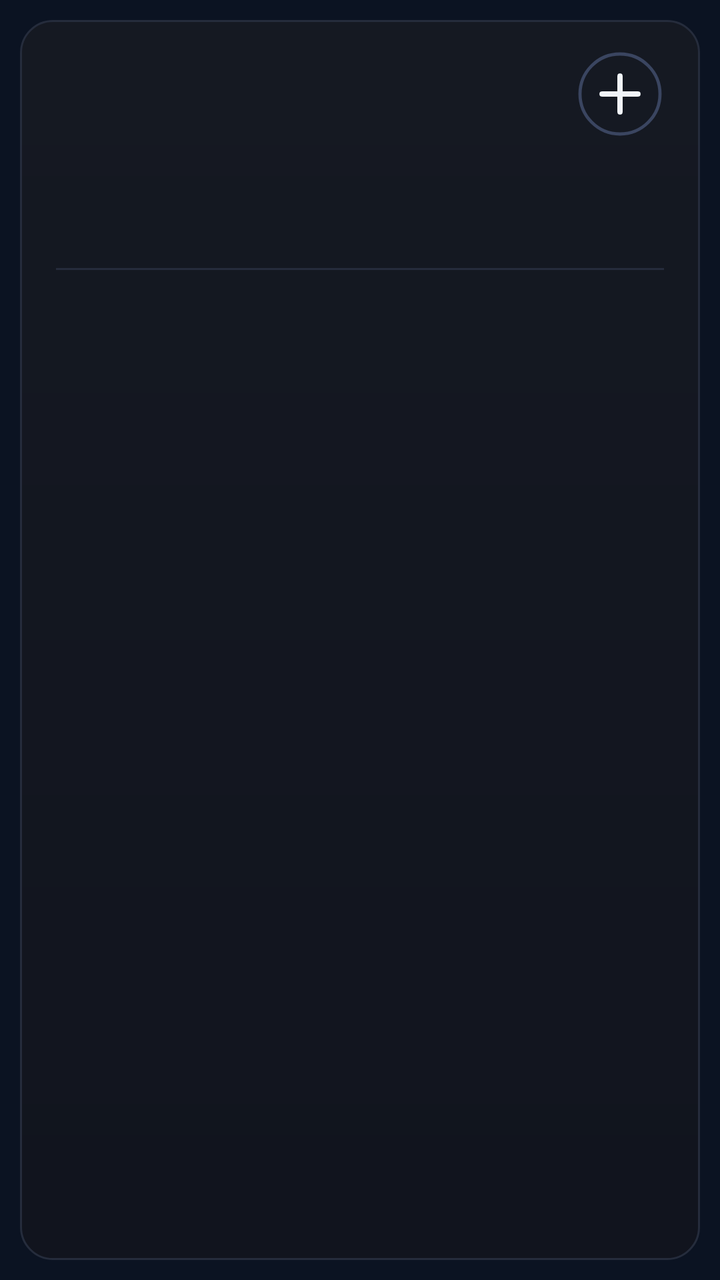
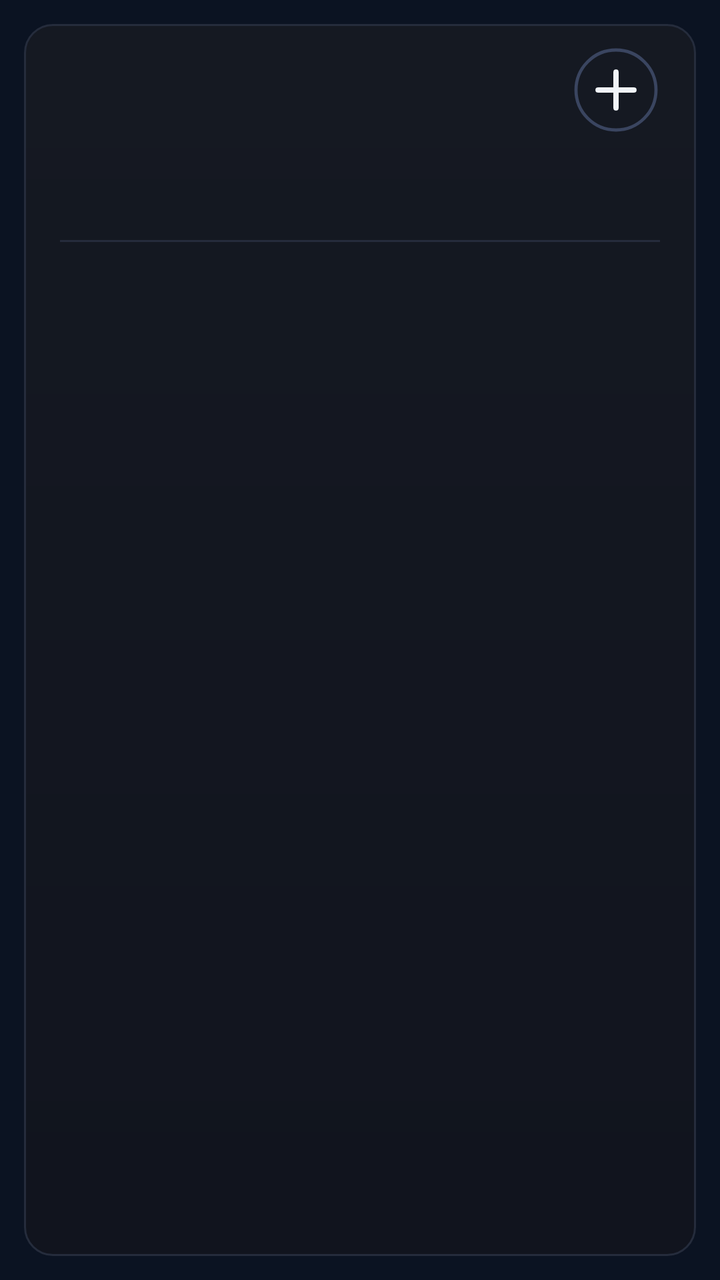

An Android layout rendered at two revisions. The XML below is the earlier revision; the diff shows what the commit changed to produce the second picture.
<!-- AndroidManifest.xml: application theme AppTheme -->
<!-- res/layout/cal_k0.xml -->
<?xml version="1.0" encoding="utf-8"?>
<FrameLayout xmlns:android="http://schemas.android.com/apk/res/android"
    android:id="@+id/root"
    android:layout_width="match_parent"
    android:layout_height="match_parent"
    android:padding="10dp">

    <LinearLayout
        android:id="@+id/panel"
        android:layout_width="match_parent"
        android:layout_height="match_parent"
        android:background="@drawable/cal_panel"
        android:orientation="vertical"
        android:paddingStart="18dp"
        android:paddingTop="9dp"
        android:paddingEnd="18dp"
        android:paddingBottom="12dp">

        
        <LinearLayout
            android:layout_width="match_parent"
            android:layout_height="56dp"
            android:gravity="center_vertical"
            android:orientation="horizontal">
        <ImageView
            android:id="@+id/cal_day"
            android:layout_width="wrap_content"
            android:layout_height="54dp"
            android:adjustViewBounds="true"
            android:scaleType="fitStart" />

            <LinearLayout
                android:layout_width="0dp"
                android:layout_height="wrap_content"
                android:layout_marginStart="12dp"
                android:layout_weight="1"
                android:orientation="vertical">
                <ImageView
                    android:id="@+id/cal_month"
                    android:layout_width="match_parent"
                    android:layout_height="27dp"
                    android:adjustViewBounds="true"
                    android:scaleType="fitStart" />
                <ImageView
                    android:id="@+id/cal_sub"
                    android:layout_width="match_parent"
                    android:layout_height="19dp"
                    android:adjustViewBounds="true"
                    android:layout_marginTop="2dp"
                    android:scaleType="fitStart" />
            </LinearLayout>

            <ImageView
                android:id="@+id/btn_add"
                android:layout_width="44dp"
                android:layout_height="44dp"
                android:contentDescription="New event"
                android:src="@drawable/ic_cal_add" />
        </LinearLayout>

        
        <LinearLayout
            android:layout_width="match_parent"
            android:layout_height="52dp"
            android:layout_marginTop="2dp"
            android:orientation="horizontal">
            <LinearLayout
                android:layout_width="0dp"
                android:layout_height="match_parent"
                android:layout_weight="1"
                android:gravity="center_horizontal"
                android:orientation="vertical">
                <ImageView
                    android:id="@+id/wk_label_0"
                    android:layout_width="wrap_content"
                    android:layout_height="16dp"
                    android:adjustViewBounds="true"
                    android:scaleType="fitCenter" />
                <ImageView
                    android:id="@+id/wk_num_0"
                    android:layout_width="32dp"
                    android:layout_height="32dp"
                    android:adjustViewBounds="true"
                    android:layout_marginTop="3dp"
                    android:scaleType="fitCenter" />
            </LinearLayout>
            <LinearLayout
                android:layout_width="0dp"
                android:layout_height="match_parent"
                android:layout_weight="1"
                android:gravity="center_horizontal"
                android:orientation="vertical">
                <ImageView
                    android:id="@+id/wk_label_1"
                    android:layout_width="wrap_content"
                    android:layout_height="16dp"
                    android:adjustViewBounds="true"
                    android:scaleType="fitCenter" />
                <ImageView
                    android:id="@+id/wk_num_1"
                    android:layout_width="32dp"
                    android:layout_height="32dp"
                    android:adjustViewBounds="true"
                    android:layout_marginTop="3dp"
                    android:scaleType="fitCenter" />
            </LinearLayout>
            <LinearLayout
                android:layout_width="0dp"
                android:layout_height="match_parent"
                android:layout_weight="1"
                android:gravity="center_horizontal"
                android:orientation="vertical">
                <ImageView
                    android:id="@+id/wk_label_2"
                    android:layout_width="wrap_content"
                    android:layout_height="16dp"
                    android:adjustViewBounds="true"
                    android:scaleType="fitCenter" />
                <ImageView
                    android:id="@+id/wk_num_2"
                    android:layout_width="32dp"
                    android:layout_height="32dp"
                    android:adjustViewBounds="true"
                    android:layout_marginTop="3dp"
                    android:scaleType="fitCenter" />
            </LinearLayout>
            <LinearLayout
                android:layout_width="0dp"
                android:layout_height="match_parent"
                android:layout_weight="1"
                android:gravity="center_horizontal"
                android:orientation="vertical">
                <ImageView
                    android:id="@+id/wk_label_3"
                    android:layout_width="wrap_content"
                    android:layout_height="16dp"
                    android:adjustViewBounds="true"
                    android:scaleType="fitCenter" />
                <ImageView
                    android:id="@+id/wk_num_3"
                    android:layout_width="32dp"
                    android:layout_height="32dp"
                    android:adjustViewBounds="true"
                    android:layout_marginTop="3dp"
                    android:scaleType="fitCenter" />
            </LinearLayout>
            <LinearLayout
                android:layout_width="0dp"
                android:layout_height="match_parent"
                android:layout_weight="1"
                android:gravity="center_horizontal"
                android:orientation="vertical">
                <ImageView
                    android:id="@+id/wk_label_4"
                    android:layout_width="wrap_content"
                    android:layout_height="16dp"
                    android:adjustViewBounds="true"
                    android:scaleType="fitCenter" />
                <ImageView
                    android:id="@+id/wk_num_4"
                    android:layout_width="32dp"
                    android:layout_height="32dp"
                    android:adjustViewBounds="true"
                    android:layout_marginTop="3dp"
                    android:scaleType="fitCenter" />
            </LinearLayout>
            <LinearLayout
                android:layout_width="0dp"
                android:layout_height="match_parent"
                android:layout_weight="1"
                android:gravity="center_horizontal"
                android:orientation="vertical">
                <ImageView
                    android:id="@+id/wk_label_5"
                    android:layout_width="wrap_content"
                    android:layout_height="16dp"
                    android:adjustViewBounds="true"
                    android:scaleType="fitCenter" />
                <ImageView
                    android:id="@+id/wk_num_5"
                    android:layout_width="32dp"
                    android:layout_height="32dp"
                    android:adjustViewBounds="true"
                    android:layout_marginTop="3dp"
                    android:scaleType="fitCenter" />
            </LinearLayout>
            <LinearLayout
                android:layout_width="0dp"
                android:layout_height="match_parent"
                android:layout_weight="1"
                android:gravity="center_horizontal"
                android:orientation="vertical">
                <ImageView
                    android:id="@+id/wk_label_6"
                    android:layout_width="wrap_content"
                    android:layout_height="16dp"
                    android:adjustViewBounds="true"
                    android:scaleType="fitCenter" />
                <ImageView
                    android:id="@+id/wk_num_6"
                    android:layout_width="32dp"
                    android:layout_height="32dp"
                    android:adjustViewBounds="true"
                    android:layout_marginTop="3dp"
                    android:scaleType="fitCenter" />
            </LinearLayout>
        </LinearLayout>

        <ImageView
            android:layout_width="match_parent"
            android:layout_height="1dp"
            android:layout_marginTop="5dp"
            android:layout_marginBottom="5dp"
            android:scaleType="fitXY"
            android:src="@drawable/cal_divider" />

        
        <LinearLayout
            android:layout_width="match_parent"
            android:layout_height="0dp"
            android:layout_weight="1"
            android:orientation="vertical">
        </LinearLayout>
        <ImageView
            android:id="@+id/cal_more"
            android:layout_width="match_parent"
            android:layout_height="16dp"
            android:adjustViewBounds="true"
            android:scaleType="fitEnd" />
    </LinearLayout>
</FrameLayout>
<!-- resources referenced by this layout -->
<resources>
  <!-- drawable cal_divider (drawable) -->
  <?xml version="1.0" encoding="utf-8"?>
  <shape xmlns:android="http://schemas.android.com/apk/res/android" android:shape="rectangle">
      <solid android:color="#FF252C3C" />
  </shape>
  <!-- drawable cal_panel (drawable) -->
  <?xml version="1.0" encoding="utf-8"?>
  <shape xmlns:android="http://schemas.android.com/apk/res/android" android:shape="rectangle">
      <gradient android:angle="270" android:startColor="#FF151922" android:endColor="#FF11141E" />
      <stroke android:width="1dp" android:color="#FF252C3C" />
      <corners android:radius="16dp" />
  </shape>
  <!-- drawable ic_cal_add (drawable) -->
  <?xml version="1.0" encoding="utf-8"?>
  <vector xmlns:android="http://schemas.android.com/apk/res/android"
      android:width="44dp"
      android:height="44dp"
      android:viewportWidth="44"
      android:viewportHeight="44">
      <path
          android:pathData="M22,22m-20,0a20,20 0,1 1,40 0a20,20 0,1 1,-40 0"
          android:strokeColor="#FF3A4560"
          android:strokeWidth="1.6" />
      <path
          android:pathData="M13,22L31,22M22,13L22,31"
          android:strokeColor="#FFF1F5F9"
          android:strokeLineCap="round"
          android:strokeWidth="2.6" />
  </vector>
  <style name="AppTheme" parent="@android:style/Theme.DeviceDefault.NoActionBar">
          <item name="android:colorAccent">#DF8B35</item>
          <item name="android:colorControlActivated">#DF8B35</item>
          <item name="android:windowBackground">#0B1322</item>
          <item name="android:statusBarColor">#0E111A</item>
          <item name="android:navigationBarColor">#0B1322</item>
          <item name="android:textColorHint">#718096</item>
      </style>
</resources>

<!-- the commit's change to res/layout/cal_k0.xml (unified diff, before → after) -->
@@ -3,7 +3,7 @@
     android:id="@+id/root"
     android:layout_width="match_parent"
     android:layout_height="match_parent"
-    android:padding="10dp">
+    android:padding="12dp">
 
     <LinearLayout
         android:id="@+id/panel"
@@ -19,13 +19,13 @@
         
         <LinearLayout
             android:layout_width="match_parent"
-            android:layout_height="56dp"
+            android:layout_height="48dp"
             android:gravity="center_vertical"
             android:orientation="horizontal">
         <ImageView
             android:id="@+id/cal_day"
             android:layout_width="wrap_content"
-            android:layout_height="54dp"
+            android:layout_height="47dp"
             android:adjustViewBounds="true"
             android:scaleType="fitStart" />
 
@@ -38,13 +38,13 @@
                 <ImageView
                     android:id="@+id/cal_month"
                     android:layout_width="match_parent"
-                    android:layout_height="27dp"
+                    android:layout_height="23dp"
                     android:adjustViewBounds="true"
                     android:scaleType="fitStart" />
                 <ImageView
                     android:id="@+id/cal_sub"
                     android:layout_width="match_parent"
-                    android:layout_height="19dp"
+                    android:layout_height="16dp"
                     android:adjustViewBounds="true"
                     android:layout_marginTop="2dp"
                     android:scaleType="fitStart" />
@@ -61,7 +61,7 @@
         
         <LinearLayout
             android:layout_width="match_parent"
-            android:layout_height="52dp"
+            android:layout_height="44dp"
             android:layout_marginTop="2dp"
             android:orientation="horizontal">
             <LinearLayout
@@ -73,13 +73,13 @@
                 <ImageView
                     android:id="@+id/wk_label_0"
                     android:layout_width="wrap_content"
-                    android:layout_height="16dp"
+                    android:layout_height="14dp"
                     android:adjustViewBounds="true"
                     android:scaleType="fitCenter" />
                 <ImageView
                     android:id="@+id/wk_num_0"
-                    android:layout_width="32dp"
-                    android:layout_height="32dp"
+                    android:layout_width="26dp"
+                    android:layout_height="26dp"
                     android:adjustViewBounds="true"
                     android:layout_marginTop="3dp"
                     android:scaleType="fitCenter" />
@@ -93,13 +93,13 @@
                 <ImageView
                     android:id="@+id/wk_label_1"
                     android:layout_width="wrap_content"
-                    android:layout_height="16dp"
+                    android:layout_height="14dp"
                     android:adjustViewBounds="true"
                     android:scaleType="fitCenter" />
                 <ImageView
                     android:id="@+id/wk_num_1"
-                    android:layout_width="32dp"
-                    android:layout_height="32dp"
+                    android:layout_width="26dp"
+                    android:layout_height="26dp"
                     android:adjustViewBounds="true"
                     android:layout_marginTop="3dp"
                     android:scaleType="fitCenter" />
@@ -113,13 +113,13 @@
                 <ImageView
                     android:id="@+id/wk_label_2"
                     android:layout_width="wrap_content"
-                    android:layout_height="16dp"
+                    android:layout_height="14dp"
                     android:adjustViewBounds="true"
                     android:scaleType="fitCenter" />
                 <ImageView
                     android:id="@+id/wk_num_2"
-                    android:layout_width="32dp"
-                    android:layout_height="32dp"
+                    android:layout_width="26dp"
+                    android:layout_height="26dp"
                     android:adjustViewBounds="true"
                     android:layout_marginTop="3dp"
                     android:scaleType="fitCenter" />
@@ -133,13 +133,13 @@
                 <ImageView
                     android:id="@+id/wk_label_3"
                     android:layout_width="wrap_content"
-                    android:layout_height="16dp"
+                    android:layout_height="14dp"
                     android:adjustViewBounds="true"
                     android:scaleType="fitCenter" />
                 <ImageView
                     android:id="@+id/wk_num_3"
-                    android:layout_width="32dp"
-                    android:layout_height="32dp"
+                    android:layout_width="26dp"
+                    android:layout_height="26dp"
                     android:adjustViewBounds="true"
                     android:layout_marginTop="3dp"
                     android:scaleType="fitCenter" />
@@ -153,13 +153,13 @@
                 <ImageView
                     android:id="@+id/wk_label_4"
                     android:layout_width="wrap_content"
-                    android:layout_height="16dp"
+                    android:layout_height="14dp"
                     android:adjustViewBounds="true"
                     android:scaleType="fitCenter" />
                 <ImageView
                     android:id="@+id/wk_num_4"
-                    android:layout_width="32dp"
-                    android:layout_height="32dp"
+                    android:layout_width="26dp"
+                    android:layout_height="26dp"
                     android:adjustViewBounds="true"
                     android:layout_marginTop="3dp"
                     android:scaleType="fitCenter" />
@@ -173,13 +173,13 @@
                 <ImageView
                     android:id="@+id/wk_label_5"
                     android:layout_width="wrap_content"
-                    android:layout_height="16dp"
+                    android:layout_height="14dp"
                     android:adjustViewBounds="true"
                     android:scaleType="fitCenter" />
                 <ImageView
                     android:id="@+id/wk_num_5"
-                    android:layout_width="32dp"
-                    android:layout_height="32dp"
+                    android:layout_width="26dp"
+                    android:layout_height="26dp"
                     android:adjustViewBounds="true"
                     android:layout_marginTop="3dp"
                     android:scaleType="fitCenter" />
@@ -193,13 +193,13 @@
                 <ImageView
                     android:id="@+id/wk_label_6"
                     android:layout_width="wrap_content"
-                    android:layout_height="16dp"
+                    android:layout_height="14dp"
                     android:adjustViewBounds="true"
                     android:scaleType="fitCenter" />
                 <ImageView
                     android:id="@+id/wk_num_6"
-                    android:layout_width="32dp"
-                    android:layout_height="32dp"
+                    android:layout_width="26dp"
+                    android:layout_height="26dp"
                     android:adjustViewBounds="true"
                     android:layout_marginTop="3dp"
                     android:scaleType="fitCenter" />
@@ -224,7 +224,7 @@
         <ImageView
             android:id="@+id/cal_more"
             android:layout_width="match_parent"
-            android:layout_height="16dp"
+            android:layout_height="14dp"
             android:adjustViewBounds="true"
             android:scaleType="fitEnd" />
     </LinearLayout>
<!-- resource entries referenced after the edit -->
@@ -10,7 +10,7 @@
   <shape xmlns:android="http://schemas.android.com/apk/res/android" android:shape="rectangle">
       <gradient android:angle="270" android:startColor="#FF151922" android:endColor="#FF11141E" />
       <stroke android:width="1dp" android:color="#FF252C3C" />
-      <corners android:radius="16dp" />
+      <corners android:radius="14dp" />
   </shape>
   <!-- drawable ic_cal_add (drawable) -->
   <?xml version="1.0" encoding="utf-8"?>
